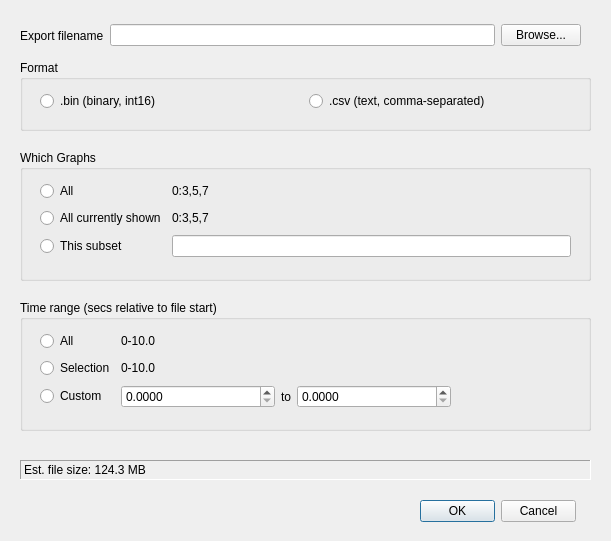
Old version of the form Forms/ExportDialog.ui in the repository billkarsh/SpikeGLX.
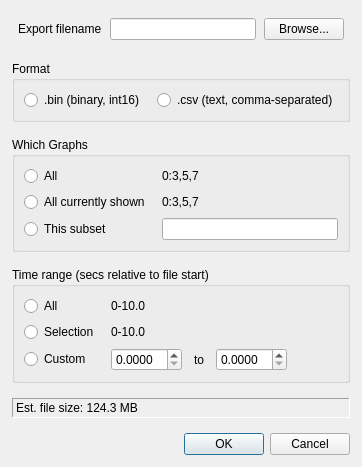
New version of the form.

Commit message: Make all dialogs resizing, prettier

What changed in the file:
```diff
--- a/Forms/ExportDialog.ui
+++ b/Forms/ExportDialog.ui
@@ -9,78 +9,88 @@
    <rect>
     <x>0</x>
     <y>0</y>
-    <width>611</width>
-    <height>541</height>
+    <width>348</width>
+    <height>455</height>
    </rect>
   </property>
   <property name="windowTitle">
    <string>Export File</string>
   </property>
-  <widget class="QDialogButtonBox" name="buttonBox">
-   <property name="geometry">
-    <rect>
-     <x>420</x>
-     <y>500</y>
-     <width>156</width>
-     <height>23</height>
-    </rect>
+  <layout class="QGridLayout" name="gridLayout_4">
+   <property name="leftMargin">
+    <number>12</number>
    </property>
-   <property name="focusPolicy">
-    <enum>Qt::StrongFocus</enum>
+   <property name="topMargin">
+    <number>12</number>
    </property>
-   <property name="orientation">
-    <enum>Qt::Horizontal</enum>
+   <property name="rightMargin">
+    <number>12</number>
    </property>
-   <property name="standardButtons">
-    <set>QDialogButtonBox::Cancel|QDialogButtonBox::Ok</set>
+   <property name="bottomMargin">
+    <number>12</number>
    </property>
-  </widget>
-  <widget class="QLabel" name="statusLbl">
-   <property name="geometry">
-    <rect>
-     <x>20</x>
-     <y>460</y>
-     <width>571</width>
-     <height>20</height>
-    </rect>
+   <property name="verticalSpacing">
+    <number>15</number>
    </property>
-   <property name="frameShape">
-    <enum>QFrame::Panel</enum>
-   </property>
-   <property name="frameShadow">
-    <enum>QFrame::Sunken</enum>
-   </property>
+   <item row="0" column="0">
+    <layout class="QHBoxLayout" name="horizontalLayout">
+     <property name="spacing">
+      <number>8</number>
+     </property>
+     <property name="leftMargin">
+      <number>6</number>
+     </property>
+     <property name="topMargin">
+      <number>6</number>
+     </property>
+     <property name="rightMargin">
+      <number>6</number>
+     </property>
+     <property name="bottomMargin">
+      <number>6</number>
+     </property>
+     <item>
+      <widget class="QLabel" name="nameLabel">
    <property name="text">
-    <string>Est. file size: 124.3 MB</string>
-   </property>
-  </widget>
+        <string>Export filename</string>
+       </property>
+      </widget>
+     </item>
+     <item>
+      <widget class="QLineEdit" name="filenameLE"/>
+     </item>
+     <item>
+      <widget class="QPushButton" name="browseBut">
+       <property name="sizePolicy">
+        <sizepolicy hsizetype="Preferred" vsizetype="Fixed">
+         <horstretch>0</horstretch>
+         <verstretch>0</verstretch>
+        </sizepolicy>
+       </property>
+       <property name="text">
+        <string>Browse...</string>
+       </property>
+      </widget>
+     </item>
+    </layout>
+   </item>
+   <item row="1" column="0">
   <widget class="QGroupBox" name="formatBox">
-   <property name="geometry">
-    <rect>
-     <x>20</x>
-     <y>60</y>
-     <width>571</width>
-     <height>71</height>
-    </rect>
-   </property>
    <property name="title">
     <string>Format</string>
    </property>
-   <widget class="QWidget" name="horizontalLayoutWidget_2">
-    <property name="geometry">
-     <rect>
-      <x>20</x>
-      <y>30</y>
-      <width>531</width>
-      <height>22</height>
-     </rect>
-    </property>
-    <layout class="QHBoxLayout" name="horizontalLayout_2">
-     <property name="spacing">
-      <number>6</number>
-     </property>
-     <item>
+     <layout class="QGridLayout" name="gridLayout_3">
+      <property name="horizontalSpacing">
+       <number>12</number>
+      </property>
+      <item row="0" column="0">
       <widget class="QRadioButton" name="binRadio">
+        <property name="sizePolicy">
+         <sizepolicy hsizetype="Preferred" vsizetype="Preferred">
+          <horstretch>0</horstretch>
+          <verstretch>0</verstretch>
+         </sizepolicy>
+        </property>
        <property name="minimumSize">
         <size>
          <width>0</width>
@@ -95,8 +105,14 @@
        </property>
       </widget>
      </item>
-     <item>
+      <item row="0" column="1">
       <widget class="QRadioButton" name="csvRadio">
+        <property name="sizePolicy">
+         <sizepolicy hsizetype="Preferred" vsizetype="Preferred">
+          <horstretch>0</horstretch>
+          <verstretch>0</verstretch>
+         </sizepolicy>
+        </property>
        <property name="minimumSize">
         <size>
          <width>0</width>
@@ -111,52 +127,39 @@
        </property>
       </widget>
      </item>
-    </layout>
-   </widget>
-  </widget>
+      <item row="0" column="2">
+       <spacer name="horizontalSpacer_2">
+        <property name="orientation">
+         <enum>Qt::Horizontal</enum>
+        </property>
+        <property name="sizeHint" stdset="0">
+         <size>
+          <width>40</width>
+          <height>20</height>
+         </size>
+        </property>
+       </spacer>
+      </item>
+     </layout>
+    </widget>
+   </item>
+   <item row="2" column="0">
   <widget class="QGroupBox" name="graphsBox">
-   <property name="geometry">
-    <rect>
-     <x>20</x>
-     <y>150</y>
-     <width>571</width>
-     <height>131</height>
-    </rect>
-   </property>
    <property name="title">
     <string>Which Graphs</string>
    </property>
-   <widget class="QWidget" name="gridLayoutWidget">
-    <property name="geometry">
-     <rect>
-      <x>20</x>
-      <y>30</y>
-      <width>531</width>
-      <height>80</height>
-     </rect>
-    </property>
     <layout class="QGridLayout" name="gridLayout">
      <property name="horizontalSpacing">
-      <number>6</number>
-     </property>
-     <item row="2" column="0">
-      <widget class="QRadioButton" name="grfCustomRadio">
-       <property name="minimumSize">
-        <size>
-         <width>0</width>
-         <height>20</height>
-        </size>
-       </property>
-       <property name="text">
-        <string>This subset</string>
-       </property>
-       <property name="autoExclusive">
-        <bool>true</bool>
-       </property>
-      </widget>
-     </item>
+       <number>12</number>
+      </property>
      <item row="0" column="0">
       <widget class="QRadioButton" name="grfAllRadio">
+        <property name="sizePolicy">
+         <sizepolicy hsizetype="Preferred" vsizetype="Fixed">
+          <horstretch>0</horstretch>
+          <verstretch>0</verstretch>
+         </sizepolicy>
+        </property>
        <property name="minimumSize">
         <size>
          <width>0</width>
@@ -171,8 +174,33 @@
        </property>
       </widget>
      </item>
+      <item row="0" column="1">
+       <widget class="QLabel" name="grfAllLbl">
+        <property name="sizePolicy">
+         <sizepolicy hsizetype="Preferred" vsizetype="Preferred">
+          <horstretch>0</horstretch>
+          <verstretch>0</verstretch>
+         </sizepolicy>
+        </property>
+        <property name="minimumSize">
+         <size>
+          <width>0</width>
+          <height>20</height>
+         </size>
+        </property>
+        <property name="text">
+         <string>0:3,5,7</string>
+        </property>
+       </widget>
+      </item>
      <item row="1" column="0">
       <widget class="QRadioButton" name="grfShownRadio">
+        <property name="sizePolicy">
+         <sizepolicy hsizetype="Preferred" vsizetype="Fixed">
+          <horstretch>0</horstretch>
+          <verstretch>0</verstretch>
+         </sizepolicy>
+        </property>
        <property name="minimumSize">
         <size>
          <width>0</width>
@@ -187,13 +215,10 @@
        </property>
       </widget>
      </item>
-     <item row="2" column="1">
-      <widget class="QLineEdit" name="grfCustomLE"/>
-     </item>
      <item row="1" column="1">
       <widget class="QLabel" name="grfShownLbl">
        <property name="sizePolicy">
-        <sizepolicy hsizetype="Expanding" vsizetype="Preferred">
+         <sizepolicy hsizetype="Preferred" vsizetype="Preferred">
          <horstretch>0</horstretch>
          <verstretch>0</verstretch>
         </sizepolicy>
@@ -209,10 +234,10 @@
        </property>
       </widget>
      </item>
-     <item row="0" column="1">
-      <widget class="QLabel" name="grfAllLbl">
+      <item row="2" column="0">
+       <widget class="QRadioButton" name="grfCustomRadio">
        <property name="sizePolicy">
-        <sizepolicy hsizetype="Expanding" vsizetype="Preferred">
+         <sizepolicy hsizetype="Preferred" vsizetype="Fixed">
          <horstretch>0</horstretch>
          <verstretch>0</verstretch>
         </sizepolicy>
@@ -224,56 +249,36 @@
         </size>
        </property>
        <property name="text">
-        <string>0:3,5,7</string>
+         <string>This subset</string>
+        </property>
+        <property name="autoExclusive">
+         <bool>true</bool>
        </property>
       </widget>
      </item>
-    </layout>
-   </widget>
-  </widget>
+      <item row="2" column="1">
+       <widget class="QLineEdit" name="grfCustomLE"/>
+      </item>
+     </layout>
+    </widget>
+   </item>
+   <item row="3" column="0">
   <widget class="QGroupBox" name="scansBox">
-   <property name="geometry">
-    <rect>
-     <x>20</x>
-     <y>300</y>
-     <width>571</width>
-     <height>131</height>
-    </rect>
-   </property>
    <property name="title">
     <string>Time range (secs relative to file start)</string>
    </property>
-   <widget class="QWidget" name="gridLayoutWidget_2">
-    <property name="geometry">
-     <rect>
-      <x>20</x>
-      <y>30</y>
-      <width>531</width>
-      <height>80</height>
-     </rect>
-    </property>
-    <layout class="QGridLayout" name="gridLayout_2">
+     <layout class="QGridLayout" name="gridLayout_2" columnstretch="0,3,0,3,2">
      <property name="horizontalSpacing">
-      <number>6</number>
-     </property>
-     <item row="1" column="0">
-      <widget class="QRadioButton" name="scnSelRadio">
-       <property name="minimumSize">
-        <size>
-         <width>0</width>
-         <height>20</height>
-        </size>
-       </property>
-       <property name="text">
-        <string>Selection</string>
-       </property>
-       <property name="autoExclusive">
-        <bool>true</bool>
-       </property>
-      </widget>
-     </item>
+       <number>12</number>
+      </property>
      <item row="0" column="0">
       <widget class="QRadioButton" name="scnAllRadio">
+        <property name="sizePolicy">
+         <sizepolicy hsizetype="Preferred" vsizetype="Fixed">
+          <horstretch>0</horstretch>
+          <verstretch>0</verstretch>
+         </sizepolicy>
+        </property>
        <property name="minimumSize">
         <size>
          <width>0</width>
@@ -288,26 +293,10 @@
        </property>
       </widget>
      </item>
-     <item row="2" column="0">
-      <widget class="QRadioButton" name="scnCustomRadio">
-       <property name="minimumSize">
-        <size>
-         <width>0</width>
-         <height>20</height>
-        </size>
-       </property>
-       <property name="text">
-        <string>Custom</string>
-       </property>
-       <property name="autoExclusive">
-        <bool>true</bool>
-       </property>
-      </widget>
-     </item>
-     <item row="0" column="1">
+      <item row="0" column="1" colspan="4">
       <widget class="QLabel" name="scnAllLbl">
        <property name="sizePolicy">
-        <sizepolicy hsizetype="Expanding" vsizetype="Preferred">
+         <sizepolicy hsizetype="Preferred" vsizetype="Preferred">
          <horstretch>0</horstretch>
          <verstretch>0</verstretch>
         </sizepolicy>
@@ -323,13 +312,35 @@
        </property>
       </widget>
      </item>
-     <item row="1" column="1">
+      <item row="1" column="0">
+       <widget class="QRadioButton" name="scnSelRadio">
+        <property name="sizePolicy">
+         <sizepolicy hsizetype="Preferred" vsizetype="Fixed">
+          <horstretch>0</horstretch>
+          <verstretch>0</verstretch>
+         </sizepolicy>
+        </property>
+        <property name="minimumSize">
+         <size>
+          <width>0</width>
+          <height>20</height>
+         </size>
+        </property>
+        <property name="text">
+         <string>Selection</string>
+        </property>
+        <property name="autoExclusive">
+         <bool>true</bool>
+        </property>
+       </widget>
+      </item>
+      <item row="1" column="1" colspan="4">
       <widget class="QLabel" name="scnSelLbl">
        <property name="enabled">
         <bool>true</bool>
        </property>
        <property name="sizePolicy">
-        <sizepolicy hsizetype="Expanding" vsizetype="Preferred">
+         <sizepolicy hsizetype="Preferred" vsizetype="Preferred">
          <horstretch>0</horstretch>
          <verstretch>0</verstretch>
         </sizepolicy>
@@ -345,15 +356,32 @@
        </property>
       </widget>
      </item>
+      <item row="2" column="0">
+       <widget class="QRadioButton" name="scnCustomRadio">
+        <property name="sizePolicy">
+         <sizepolicy hsizetype="Preferred" vsizetype="Fixed">
+          <horstretch>0</horstretch>
+          <verstretch>0</verstretch>
+         </sizepolicy>
+        </property>
+        <property name="minimumSize">
+         <size>
+          <width>0</width>
+          <height>20</height>
+         </size>
+        </property>
+        <property name="text">
+         <string>Custom</string>
+        </property>
+        <property name="autoExclusive">
+         <bool>true</bool>
+        </property>
+       </widget>
+      </item>
      <item row="2" column="1">
-      <layout class="QHBoxLayout" name="horizontalLayout_3">
-       <property name="spacing">
-        <number>6</number>
-       </property>
-       <item>
         <widget class="QDoubleSpinBox" name="scnFromSB">
          <property name="sizePolicy">
-          <sizepolicy hsizetype="Preferred" vsizetype="Fixed">
+         <sizepolicy hsizetype="Expanding" vsizetype="Fixed">
            <horstretch>1</horstretch>
            <verstretch>0</verstretch>
           </sizepolicy>
@@ -363,10 +391,10 @@
          </property>
         </widget>
        </item>
-       <item>
+      <item row="2" column="2">
         <widget class="QLabel" name="label_5">
          <property name="sizePolicy">
-          <sizepolicy hsizetype="Minimum" vsizetype="Preferred">
+         <sizepolicy hsizetype="Preferred" vsizetype="Preferred">
            <horstretch>0</horstretch>
            <verstretch>0</verstretch>
           </sizepolicy>
@@ -376,10 +404,10 @@
          </property>
         </widget>
        </item>
-       <item>
+      <item row="2" column="3">
         <widget class="QDoubleSpinBox" name="scnToSB">
          <property name="sizePolicy">
-          <sizepolicy hsizetype="Preferred" vsizetype="Fixed">
+         <sizepolicy hsizetype="Expanding" vsizetype="Fixed">
            <horstretch>1</horstretch>
            <verstretch>0</verstretch>
           </sizepolicy>
@@ -389,59 +417,77 @@
          </property>
         </widget>
        </item>
-       <item>
+      <item row="2" column="4">
         <spacer name="horizontalSpacer">
          <property name="orientation">
           <enum>Qt::Horizontal</enum>
          </property>
+        <property name="sizeType">
+         <enum>QSizePolicy::MinimumExpanding</enum>
+        </property>
          <property name="sizeHint" stdset="0">
           <size>
-           <width>120</width>
+          <width>20</width>
+          <height>15</height>
+         </size>
+        </property>
+       </spacer>
+      </item>
+     </layout>
+    </widget>
+   </item>
+   <item row="4" column="0">
+    <widget class="QLabel" name="statusLbl">
+     <property name="minimumSize">
+      <size>
+       <width>0</width>
            <height>20</height>
           </size>
          </property>
-        </spacer>
-       </item>
-      </layout>
-     </item>
-    </layout>
-   </widget>
-  </widget>
-  <widget class="QWidget" name="horizontalLayoutWidget">
-   <property name="geometry">
-    <rect>
-     <x>20</x>
-     <y>20</y>
-     <width>561</width>
-     <height>31</height>
-    </rect>
-   </property>
-   <layout class="QHBoxLayout" name="horizontalLayout">
-    <item>
-     <widget class="QLabel" name="nameLabel">
-      <property name="text">
-       <string>Export filename</string>
-      </property>
-     </widget>
-    </item>
-    <item>
-     <widget class="QLineEdit" name="filenameLE"/>
-    </item>
-    <item>
-     <widget class="QPushButton" name="browseBut">
-      <property name="text">
-       <string>Browse...</string>
-      </property>
+     <property name="frameShape">
+      <enum>QFrame::Panel</enum>
+     </property>
+     <property name="frameShadow">
+      <enum>QFrame::Sunken</enum>
+     </property>
+     <property name="text">
+      <string>Est. file size: 124.3 MB</string>
+     </property>
+    </widget>
+   </item>
+   <item row="5" column="0">
+    <spacer name="verticalSpacer">
+     <property name="orientation">
+      <enum>Qt::Vertical</enum>
+     </property>
+     <property name="sizeHint" stdset="0">
+      <size>
+       <width>0</width>
+       <height>2</height>
+      </size>
+     </property>
+    </spacer>
+   </item>
+   <item row="6" column="0">
+    <widget class="QDialogButtonBox" name="buttonBox">
+     <property name="sizePolicy">
+      <sizepolicy hsizetype="Preferred" vsizetype="Preferred">
+       <horstretch>0</horstretch>
+       <verstretch>0</verstretch>
+      </sizepolicy>
+     </property>
+     <property name="focusPolicy">
+      <enum>Qt::StrongFocus</enum>
+     </property>
+     <property name="orientation">
+      <enum>Qt::Horizontal</enum>
+     </property>
+     <property name="standardButtons">
+      <set>QDialogButtonBox::Cancel|QDialogButtonBox::Ok</set>
+     </property>
      </widget>
     </item>
    </layout>
-  </widget>
-  <zorder>scansBox</zorder>
-  <zorder>graphsBox</zorder>
-  <zorder>formatBox</zorder>
-  <zorder>buttonBox</zorder>
-  <zorder>statusLbl</zorder>
-  <zorder>horizontalLayoutWidget</zorder>
  </widget>
  <tabstops>
   <tabstop>buttonBox</tabstop>
```
Lines whose indentation alone changed are shown as unchanged. The commit also changes 15 other files.
